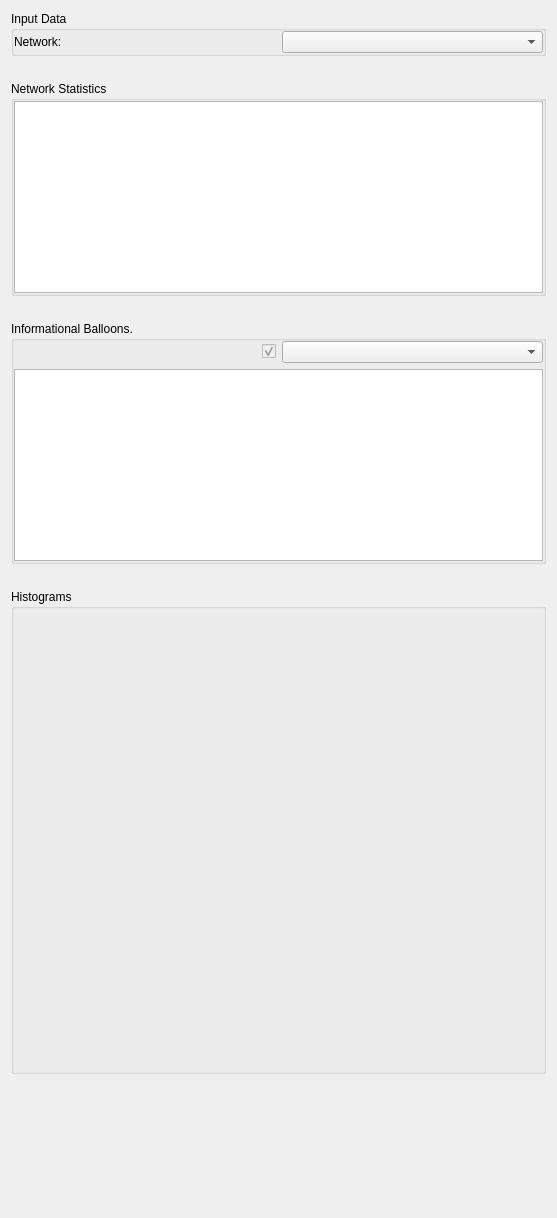
Qt form Plugins/org.mitk.gui.qt.diffusionimaging.connectomics/src/internal/QmitkConnectomicsStatisticsViewControls.ui (MITK/MITK) before a commit.
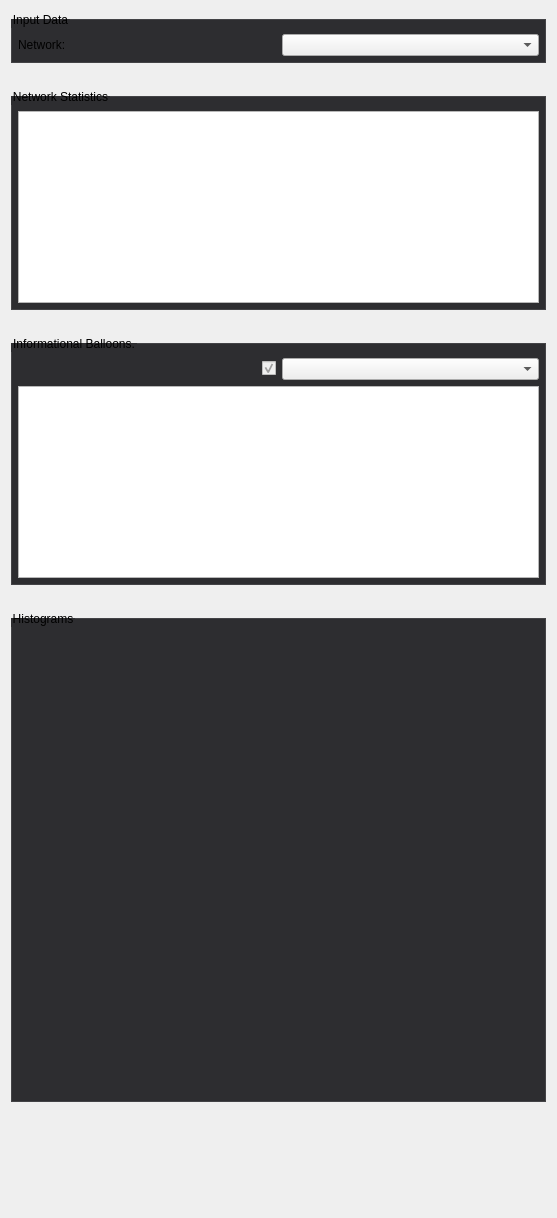
The same form after that commit. Custom widgets are drawn as their Qt base class.

Commit message: Update diffusion view style

Diff of the .ui file:
```diff
--- a/Plugins/org.mitk.gui.qt.diffusionimaging.connectomics/src/internal/QmitkConnectomicsStatisticsViewControls.ui
+++ b/Plugins/org.mitk.gui.qt.diffusionimaging.connectomics/src/internal/QmitkConnectomicsStatisticsViewControls.ui
@@ -19,6 +19,43 @@
   <property name="windowTitle">
    <string>QmitkTemplate</string>
   </property>
+  <property name="styleSheet">
+   <string>QCommandLinkButton {
+  font-weight: normal;
+}
+
+QCommandLinkButton:disabled {
+  border: none;
+  font-weight: lighter;
+}
+
+QToolBox::tab {
+  border: 1px solid #434346;
+  font-weight: bold;
+}
+
+QToolBox::tab:hover {
+  background-color: #434346;
+  font-weight: bold;
+}
+
+QToolBox::tab:selected {
+  background-color: #1c97ea;
+  border: 1px solid #1c97ea;
+  font-weight: bold;
+}
+
+QGroupBox {
+  border: 1px solid #434346;
+  background-color: #2d2d30;
+  margin-top: 8px;
+  padding-top: 8px;
+}
+
+QGroupBox, QGroupBox:disabled {
+  background-color: #2d2d30;
+}</string>
+  </property>
   <layout class="QGridLayout" name="gridLayout">
    <property name="verticalSpacing">
     <number>25</number>
@@ -30,16 +67,16 @@
      </property>
      <layout class="QGridLayout" name="gridLayout_2">
       <property name="leftMargin">
-       <number>0</number>
+       <number>6</number>
       </property>
       <property name="topMargin">
-       <number>0</number>
+       <number>6</number>
       </property>
       <property name="rightMargin">
-       <number>0</number>
+       <number>6</number>
       </property>
       <property name="bottomMargin">
-       <number>0</number>
+       <number>6</number>
       </property>
       <item row="0" column="0">
        <layout class="QHBoxLayout" name="horizontalLayout_3">
@@ -65,16 +102,16 @@
      </property>
      <layout class="QGridLayout" name="gridLayout_3">
       <property name="leftMargin">
-       <number>0</number>
+       <number>6</number>
       </property>
       <property name="topMargin">
-       <number>0</number>
+       <number>6</number>
       </property>
       <property name="rightMargin">
-       <number>0</number>
+       <number>6</number>
       </property>
       <property name="bottomMargin">
-       <number>0</number>
+       <number>6</number>
       </property>
       <item row="0" column="0">
        <widget class="QPlainTextEdit" name="networkStatisticsPlainTextEdit">
@@ -102,16 +139,16 @@
      </property>
      <layout class="QGridLayout" name="gridLayout_4">
       <property name="leftMargin">
-       <number>0</number>
+       <number>6</number>
       </property>
       <property name="topMargin">
-       <number>0</number>
+       <number>6</number>
       </property>
       <property name="rightMargin">
-       <number>0</number>
+       <number>6</number>
       </property>
       <property name="bottomMargin">
-       <number>0</number>
+       <number>6</number>
       </property>
       <item row="0" column="0">
        <widget class="QCheckBox" name="networkBalloonsTextOverlayCheckBox">
@@ -186,16 +223,16 @@
      </property>
      <layout class="QGridLayout" name="gridLayout_5">
       <property name="leftMargin">
-       <number>0</number>
+       <number>6</number>
       </property>
       <property name="topMargin">
-       <number>0</number>
+       <number>6</number>
       </property>
       <property name="rightMargin">
-       <number>0</number>
+       <number>6</number>
       </property>
       <property name="bottomMargin">
-       <number>0</number>
+       <number>6</number>
       </property>
       <item row="0" column="0">
        <widget class="QmitkNetworkHistogramCanvas" name="degreeNetworkHistogramCanvas" native="true">
@@ -251,7 +288,7 @@
    </item>
   </layout>
  </widget>
- <layoutdefault spacing="6" margin="11"/>
+ <layoutdefault spacing="6" margin="11"></layoutdefault>
  <customwidgets>
   <customwidget>
    <class>QmitkDataStorageComboBox</class>
```
Left out of the diff: 8 changed lines with no effect on the pictures. The commit also changes 32 other files.
